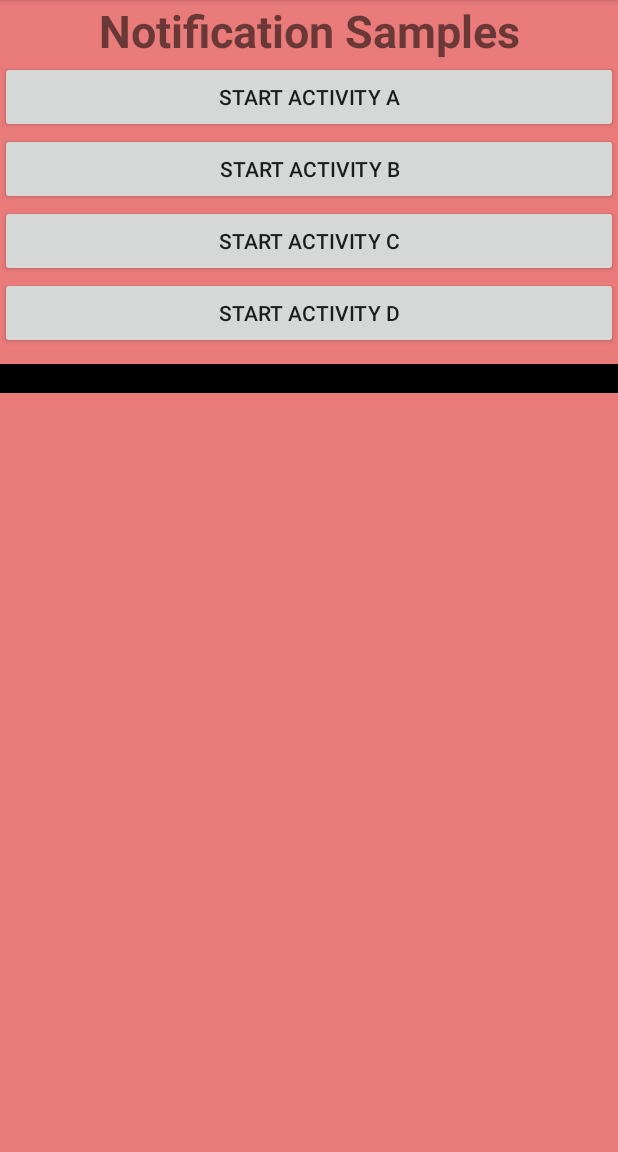
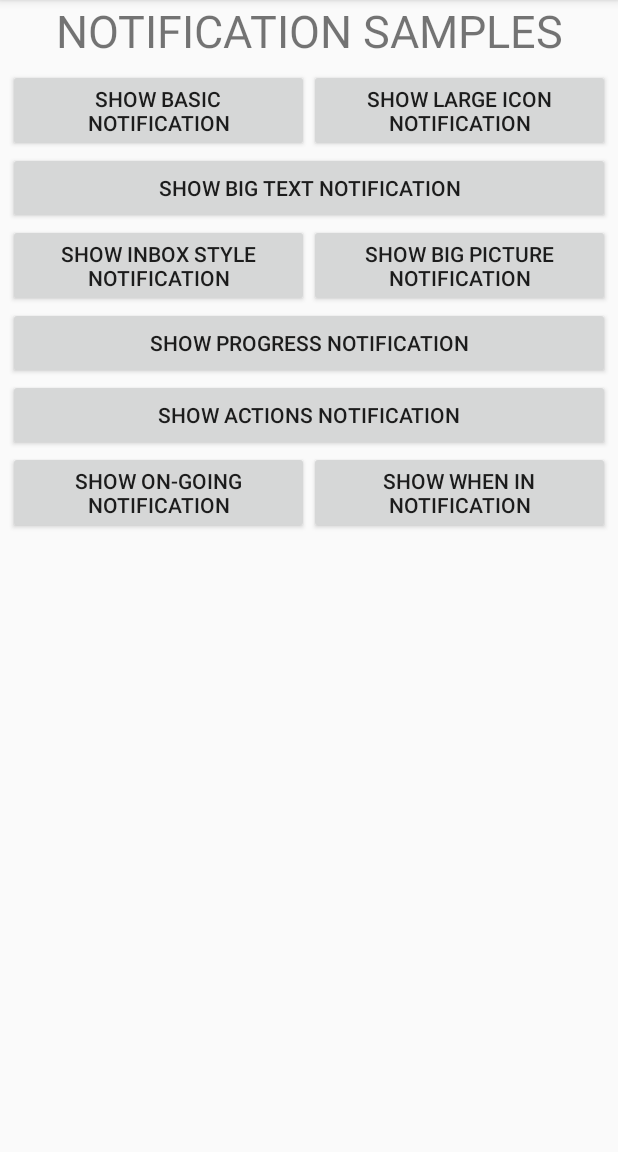
Before and after one commit to dhivadeekshi/MyAndroidSamples, an Android app: the screen it shows after launch (NotificationsManager), after a tap on "LAUNCH NOTIFICATIONS", on a phone screen of 412 x 824 dp, the part 84-1236 px from its top. Run offline under Robolectric (Android 15) with nearby library versions, the phone set to English and light mode, and no system bars; libraries missing offline, so code that uses them is left out: com.crashlytics.android.

Commit message:
Notifications & Download Manger
Updated notifications activity
Added Notitfications helper
Updated downloader manager

```diff
--- a/app/src/main/java/com/dhivakar/mysamples/MainActivity.java
+++ b/app/src/main/java/com/dhivakar/mysamples/MainActivity.java
@@ -10,6 +10,7 @@ import com.crashlytics.android.Crashlytics;
 import com.dhivakar.mysamples.cast.GoogleChromeCast;
 import com.dhivakar.mysamples.download.DownloaderActivity;
 import com.dhivakar.mysamples.googleplaygames.GPGSAchievements;
+import com.dhivakar.mysamples.notifications.NotificationHelper;
 import com.dhivakar.mysamples.notifications.NotificationsManager;
 import com.dhivakar.mysamples.orientation.OrientationsManager;
 import com.dhivakar.mysamples.externalapps.ExternalAppsManager;
@@ -25,6 +26,10 @@ public class MainActivity extends BaseAppCompatActivity implements ListenToOrien
         super.onCreate(savedInstanceState);
         setContentView(R.layout.activity_main);
 
+        // Create Notification Channels
+        NotificationHelper.CreateNotificationChannels(this);
+
+        // Set on click actions to Launch activity
         SetButtonClickListener(R.id.BtnLaunchNotifications, this, NotificationsManager.class);
         SetButtonClickListener(R.id.BtnLaunchOrientations, this, OrientationsManager.class);
         SetButtonClickListener(R.id.BtnLaunchExternalApps, this, ExternalAppsManager.class);
--- a/app/src/main/java/com/dhivakar/mysamples/notifications/NotificationsManager.java
+++ b/app/src/main/java/com/dhivakar/mysamples/notifications/NotificationsManager.java
@@ -1,5 +1,6 @@
 package com.dhivakar.mysamples.notifications;
 
+import android.app.Notification;
 import android.app.NotificationChannel;
 import android.app.NotificationManager;
 import android.app.PendingIntent;
@@ -13,29 +14,18 @@ import android.support.v4.app.NotificationCompat;
 import android.util.Log;
 import android.view.View;
 import android.widget.Button;
+import android.widget.Switch;
 
 import com.dhivakar.mysamples.BaseAppCompatActivity;
 import com.dhivakar.mysamples.R;
 
 public class NotificationsManager extends BaseAppCompatActivity {
 
-    private static final String defaultNotificationChannelId = "default_notif_channel";
+
     @Override
     protected void onCreate(Bundle savedInstanceState) {
         super.onCreate(savedInstanceState);
         setContentView(R.layout.activity_notifications_manager);
-
-
-
-        CreateNotificationChannel(defaultNotificationChannelId);
-        /*Button button = (Button) findViewById(R.id.send_local_notif);
-        button.setOnClickListener(new View.OnClickListener() {
-            @Override
-            public void onClick(View view) {
-                Log.i("Dhivakar","Send LocalNotification");
-                SendSampleNotification();
-            }
-        });*/
     }
 
     @Override
@@ -44,88 +34,144 @@ public class NotificationsManager extends BaseAppCompatActivity {
         super.onBackPressed();
     }
 
+    @Override
+    public void onClick(View v) {
+        super.onClick(v);
 
+        switch (v.getId())
+        {
+            case R.id.buttonNotificationBasic: ShowSimpleNotification(); break;
+            case R.id.buttonNotificationLargeIcon: ShowLargeIconNotification(); break;
+            case R.id.buttonNotificationBigPicture: ShowBigImageStyleNotification(); break;
+            case R.id.buttonNotificationInboxStyle: ShowInboxStyleNotification(); break;
+            case R.id.buttonNotificationBigText: ShowBigTextStyleNotification(); break;
+            case R.id.buttonNotificationActions: ShowNotificationWithActions(); break;
+            case R.id.buttonNotificationProgress: ShowNotificationWithProgress(); break;
+            case R.id.buttonNotificationOnGoing: ShowOnGoingNotification(); break;
+            case R.id.buttonNotificationShowWhen: ShowWhenInNotification(); break;
+            default:
+                break;
 
-    private void CreateNotificationChannel(String channelId)
-    {
-        /*if(Build.VERSION.SDK_INT >= Build.VERSION_CODES.O) {
-            NotificationManager mNotificationManager =
-                    (NotificationManager) getSystemService(Context.NOTIFICATION_SERVICE);
-// The id of the channel.
-            String id = "my_channel_01";
-// The user-visible name of the channel.
-            CharSequence name = getString(R.string.channel_name);
-// The user-visible description of the channel.
-            String description = getString(R.string.channel_description);
-            int importance = NotificationManager.IMPORTANCE_HIGH;
-            NotificationChannel mChannel = new NotificationChannel(channelId, name, importance);
-// Configure the notification channel.
-            mChannel.setDescription(description);
-            mChannel.enableLights(true);
-// Sets the notification light color for notifications posted to this
-// channel, if the device supports this feature.
-            mChannel.setLightColor(Color.RED);
-            mChannel.enableVibration(true);
-            mChannel.setVibrationPattern(new long[]{100, 200, 300, 400, 500, 400, 300, 200, 400});
-            mNotificationManager.createNotificationChannel(mChannel);
-        }*/
+        }
     }
 
-    private static int notificationId = 0;
-    private void SendSampleNotification()
+    private void ShowSimpleNotification()
     {
-        /*String body = "Sample Notification Sample asmple asample sample sample";
-        Intent resultIntent = new Intent(this, MainActivity.class);
-        PendingIntent pi = PendingIntent.getActivity(this, 0, resultIntent, PendingIntent.FLAG_UPDATE_CURRENT);
+        NotificationHelper.CreateBasicNotification(
+                "Basic",
+                "Sample Notification to show how notification works",
+                NotificationHelper.SMALL_ICON_DEFAULT,
+                NotificationHelper.CHANNEL_ID_DEFAULT,
+                this);
+    }
 
-        NotificationCompat.Builder builder = new NotificationCompat.Builder(this, defaultNotificationChannelId)
-                .setContentTitle("Hello")
-                .setContentText(body)
-                .setSmallIcon(R.drawable.ic_launcher)
-                .setColor(notificationId==0?Color.RED:notificationId==1?Color.GREEN:Color.BLUE)
-                .setColorized(true)
-                .setDeleteIntent(pi)
-                .setContentIntent(pi)
-                .setLargeIcon(BitmapFactory.decodeResource(getResources(),R.drawable.ic_launcher));
+    private void ShowLargeIconNotification()
+    {
+        NotificationHelper.CreateLargeIconNotification(
+                "Large Icon",
+                "Sample Notification to show Large Icon",
+                NotificationHelper.SMALL_ICON_DEFAULT,
+                R.drawable.medal_512,
+                NotificationHelper.CHANNEL_ID_DEFAULT,
+                this);
+    }
 
-        if(notificationId == 0) {
-            builder.setOngoing(true);
-            builder.setShowWhen(false);
-            //builder.setUsesChronometer(true);
-        }
-        if(notificationId == 1) {
-            builder.setProgress(100, 37, false);
-            NotificationCompat.Action action = new NotificationCompat.Action(R.drawable.ic_launcher,"Action Title",null);
-            builder.addAction(R.drawable.ic_launcher,"Proceed",null);
-            builder.addAction(R.drawable.ic_launcher,"Cancel",null);
-        }
-        if(notificationId == 2)
-        {
-            NotificationCompat.BigPictureStyle style = new NotificationCompat.BigPictureStyle();
-            style.setBigContentTitle("Big Picture Title");
-            style.bigPicture(BitmapFactory.decodeResource(getResources(),R.drawable.ic_launcher));
+    private void ShowBigTextStyleNotification()
+    {
+        NotificationHelper.CreateBigTextNotification(
+                "Big Text Style",
+                "Sample Notification to show Big Text Style Notification works, " +
+                        "Since it's big text style it can hold more text when expanded",
+                NotificationHelper.SMALL_ICON_DEFAULT,
+                NotificationHelper.CHANNEL_ID_DEFAULT,
+                this);
+    }
 
-            builder.setStyle(style);
-			/*NotificationCompat.Action.Extender extender = new NotificationCompat.Action.Extender() {
-				@Override
-				public NotificationCompat.Action.Builder extend(NotificationCompat.Action.Builder builder) {
-					return null;
-				}
-			};
-			builder.extend((NotificationCompat.Extender) extender);*/
-/*        }
+    private void ShowInboxStyleNotification()
+    {
+        String[] multiLineMessage = {
+                "This is a new line of information to show how inbox style actually works",
+                "You can see how the inbox style shows more and more info in a inbox style",
+                "You can have more information added to a single notification as a summery"
+        };
 
+        NotificationHelper.CreateInboxNotification(
+                "Inbox Style",
+                "Sample Notification to show Inbox Style Notification works, " +
+                        "Since it's inbox style it can hold more text when expanded",
+                NotificationHelper.SMALL_ICON_DEFAULT,
+                NotificationHelper.CHANNEL_ID_DEFAULT,
+                this,
+                multiLineMessage);
+    }
 
-        if(notificationId == 0){
-            NotificationCompat.InboxStyle inboxStyle = new NotificationCompat.InboxStyle();
-            inboxStyle.setBigContentTitle("Hello");
-            inboxStyle.addLine(body);
-            inboxStyle.addLine("Line 2");
+    private void ShowBigImageStyleNotification()
+    {
+        NotificationHelper.CreateBigPictureNotification(
+                "BigPicture Style",
+                "Sample notification to show how to attach a big picture along with the message",
+                NotificationHelper.SMALL_ICON_DEFAULT,
+                R.drawable.image_android_versions,
+                NotificationHelper.CHANNEL_ID_DEFAULT,
+                this);
+    }
 
-            builder.setStyle(inboxStyle);}
+    private void ShowNotificationWithActions()
+    {
+        NotificationCompat.Builder builder = NotificationHelper.CreateNotification(
+                "Take Action",
+                "Sample notification to show how Actions in notification works",
+                NotificationHelper.SMALL_ICON_DEFAULT,
+                NotificationHelper.CHANNEL_ID_DEFAULT,
+                this);
+        //NotificationCompat.Action action = new NotificationCompat.Action(R.drawable.ic_launcher_background,"Action Title",null);
+        builder.addAction(R.mipmap.ic_launcher,"Proceed",null);
+        builder.addAction(R.mipmap.ic_launcher,"Cancel",null);
+        NotificationHelper.PublishNotification(this, builder, 0);
+    }
 
-        NotificationManager notificationManager = (NotificationManager) getSystemService(NOTIFICATION_SERVICE);
-        if(notificationManager != null)
-            notificationManager.notify(notificationId++, builder.build());*/
+    private void ShowNotificationWithProgress()
+    {
+        NotificationHelper.CreateProgressNotification(
+                "Progress",
+                "Sample notification to show how to show progress in notifications",
+                NotificationHelper.SMALL_ICON_DEFAULT,
+                100,
+                37,
+                false,
+                NotificationHelper.CHANNEL_ID_DEFAULT,
+                this);
+    }
+
+    private void ShowOnGoingNotification()
+    {
+        NotificationCompat.Builder builder = NotificationHelper.CreateNotification(
+                "Ongoing",
+                "Sample notification which stays persistent since it's ongoing",
+                NotificationHelper.SMALL_ICON_DEFAULT,
+                NotificationHelper.CHANNEL_ID_DEFAULT,
+                this);
+        builder.setOngoing(true);
+
+        //builder.setShowWhen(false);
+        //builder.setUsesChronometer(true);
+
+        NotificationHelper.PublishNotification(this, builder, 0);
+    }
+
+    private void ShowWhenInNotification()
+    {
+        NotificationCompat.Builder builder = NotificationHelper.CreateNotification(
+                "Ongoing",
+                "Sample notification to the shows when along with the notification",
+                NotificationHelper.SMALL_ICON_DEFAULT,
+                NotificationHelper.CHANNEL_ID_DEFAULT,
+                this);
+
+        builder.setShowWhen(false);
+        builder.setColor(Color.RED);
+        //builder.setUsesChronometer(true);
+
+        NotificationHelper.PublishNotification(this, builder, 0);
     }
 }
--- a/app/src/main/res/layout/activity_notifications_manager.xml
+++ b/app/src/main/res/layout/activity_notifications_manager.xml
@@ -1,95 +1,132 @@
 <?xml version="1.0" encoding="utf-8"?>
-<!--<android.support.constraint.ConstraintLayout xmlns:android="http://schemas.android.com/apk/res/android"
+<android.support.constraint.ConstraintLayout xmlns:android="http://schemas.android.com/apk/res/android"
     xmlns:app="http://schemas.android.com/apk/res-auto"
     xmlns:tools="http://schemas.android.com/tools"
     android:layout_width="match_parent"
     android:layout_height="match_parent"
-    tools:context="com.dhivakar.mysamples.notifications.NotificationsManager">
+    tools:context=".notifications.NotificationsManager">
 
-
-    <android.support.v7.widget.AppCompatTextView
+    <LinearLayout
+        android:layout_width="match_parent"
+        android:layout_height="match_parent"
+        android:orientation="vertical">
+        <TextView
             android:layout_width="match_parent"
             android:layout_height="wrap_content"
             android:text="@string/notification_samples"
             android:textAlignment="center"
             android:textSize="30sp"
-        android:textStyle="bold"
-        android:typeface="normal"
-        app:textAllCaps="false"
-        android:id="@+id/notification_title"/>
-
-    <ScrollView
-        android:layout_width="match_parent"
-        android:layout_height="match_parent"
-        android:layout_marginTop="@id"
-        tools:layout_editor_absoluteX="8dp"
-        tools:layout_editor_absoluteY="49dp">
+            android:textAllCaps="true"
+            />
 
         <LinearLayout
             android:layout_width="match_parent"
             android:layout_height="wrap_content"
-            android:orientation="vertical" />
+            android:orientation="vertical"
+            android:layout_margin="5sp">
 
-    </ScrollView>
-
-</android.support.constraint.ConstraintLayout>-->
-
-<android.support.v7.widget.LinearLayoutCompat xmlns:android="http://schemas.android.com/apk/res/android"
-    xmlns:app="http://schemas.android.com/apk/res-auto"
-    xmlns:tools="http://schemas.android.com/tools"
-    android:id="@+id/activity_main"
-    android:layout_width="match_parent"
-    android:layout_height="match_parent"
-    android:orientation="vertical"
-    android:background="@color/color_notifications"
-    tools:context=".notifications.NotificationsManager">
-
-    <android.support.v7.widget.AppCompatTextView
+            <LinearLayout
                 android:layout_width="match_parent"
                 android:layout_height="wrap_content"
-        android:text="@string/notification_samples"
-        android:textAlignment="center"
-        android:textSize="30sp"
-        android:textStyle="bold"
-        android:typeface="normal"
-        app:textAllCaps="false"
-        android:id="@+id/notification_title"/>
+                android:orientation="horizontal">
 
             <Button
                 android:layout_width="match_parent"
                 android:layout_height="wrap_content"
-        android:text="Start Activity A"
-        android:id="@+id/buttonStartActivityA"/>
+                android:text="Show Basic Notification"
+                android:id="@+id/buttonNotificationBasic"
+                android:onClick="onClick"
+                android:layout_weight="1"/>
+
             <Button
                 android:layout_width="match_parent"
                 android:layout_height="wrap_content"
-        android:text="Start Activity B"
-        android:id="@+id/buttonStartActivityB"/>
+                android:text="Show Large Icon Notification"
+                android:id="@+id/buttonNotificationLargeIcon"
+                android:onClick="onClick"
+                android:layout_weight="1"/>
+
+            </LinearLayout>
+
             <Button
                 android:layout_width="match_parent"
                 android:layout_height="wrap_content"
-        android:text="Start Activity C"
-        android:id="@+id/buttonStartActivityC"/>
+                android:text="Show Big Text Notification"
+                android:id="@+id/buttonNotificationBigText"
+                android:onClick="onClick"/>
+
+            <LinearLayout
+                android:layout_width="match_parent"
+                android:layout_height="wrap_content"
+                android:orientation="horizontal">
+
             <Button
                 android:layout_width="match_parent"
                 android:layout_height="wrap_content"
-        android:text="Start Activity D"
-        android:id="@+id/buttonStartActivityD"/>
+                android:text="Show Inbox Style Notification"
+                android:id="@+id/buttonNotificationInboxStyle"
+                android:onClick="onClick"
+                android:layout_weight="1"/>
 
-    <ScrollView
+            <Button
                 android:layout_width="match_parent"
                 android:layout_height="wrap_content"
-        android:scrollbars="vertical">
+                android:text="Show Big Picture Notification"
+                android:id="@+id/buttonNotificationBigPicture"
+                android:onClick="onClick"
+                android:layout_weight="1"/>
 
-        <TextView
-            android:layout_marginTop="10dp"
-            android:paddingLeft="5dp"
+            </LinearLayout>
+
+            <Button
                 android:layout_width="match_parent"
-            android:id="@+id/textViewTaskInfo"
                 android:layout_height="wrap_content"
-            android:textColor="#FFFFFF"
-            android:background="#000000"/>
-    </ScrollView>
+                android:text="Show Progress Notification"
+                android:id="@+id/buttonNotificationProgress"
+                android:onClick="onClick"/>
+
+            <Button
+                android:layout_width="match_parent"
+                android:layout_height="wrap_content"
+                android:text="Show Actions Notification"
+                android:id="@+id/buttonNotificationActions"
+                android:onClick="onClick"/>
+
+            <LinearLayout
+                android:layout_width="match_parent"
+                android:layout_height="wrap_content"
+                android:orientation="horizontal">
+
+            <Button
+                android:layout_width="match_parent"
+                android:layout_height="wrap_content"
+                android:text="Show On-Going Notification"
+                android:id="@+id/buttonNotificationOnGoing"
+                android:onClick="onClick"
+                android:layout_weight="1"/>
+
+            <Button
+                android:layout_width="match_parent"
+                android:layout_height="wrap_content"
+                android:text="Show When in Notification"
+                android:id="@+id/buttonNotificationShowWhen"
+                android:onClick="onClick"
+                android:layout_weight="1"/>
+
+            </LinearLayout>
+
+            <!--
+
+            <Button
+                android:layout_width="match_parent"
+                android:layout_height="wrap_content"
+                android:text="Show Basci Notification"
+                android:id="@+id/buttonNotificationBasic"
+                android:onClick="onClick"/-->
 
 
-</android.support.v7.widget.LinearLayoutCompat>
+        </LinearLayout>
+
+    </LinearLayout>
+
+</android.support.constraint.ConstraintLayout>
```
Also changed, not shown: app/src/main/java/com/dhivakar/mysamples/download/DownloaderActivity.java (+60 -23 lines), app/src/main/java/com/dhivakar/mysamples/notifications/NotificationHelper.java (added, +198 -0 lines), app/src/main/res/drawable/image_android_versions.jpg (added), app/src/main/res/drawable/medal_512.png (added). Lines whose indentation alone changed are shown as unchanged.
